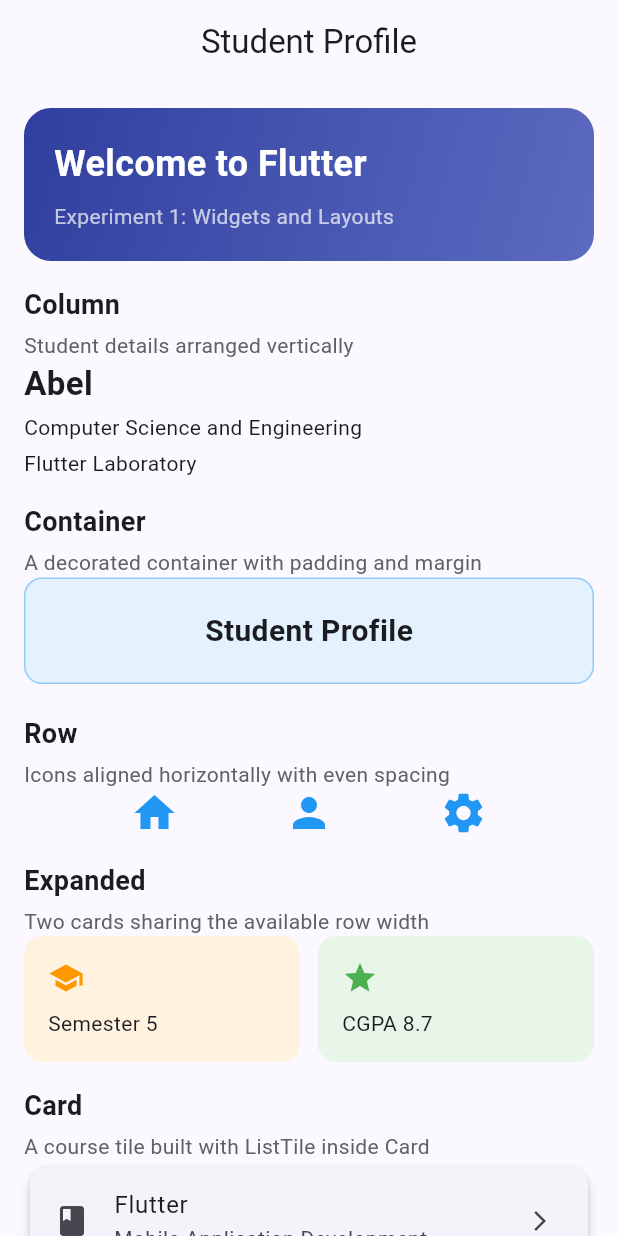
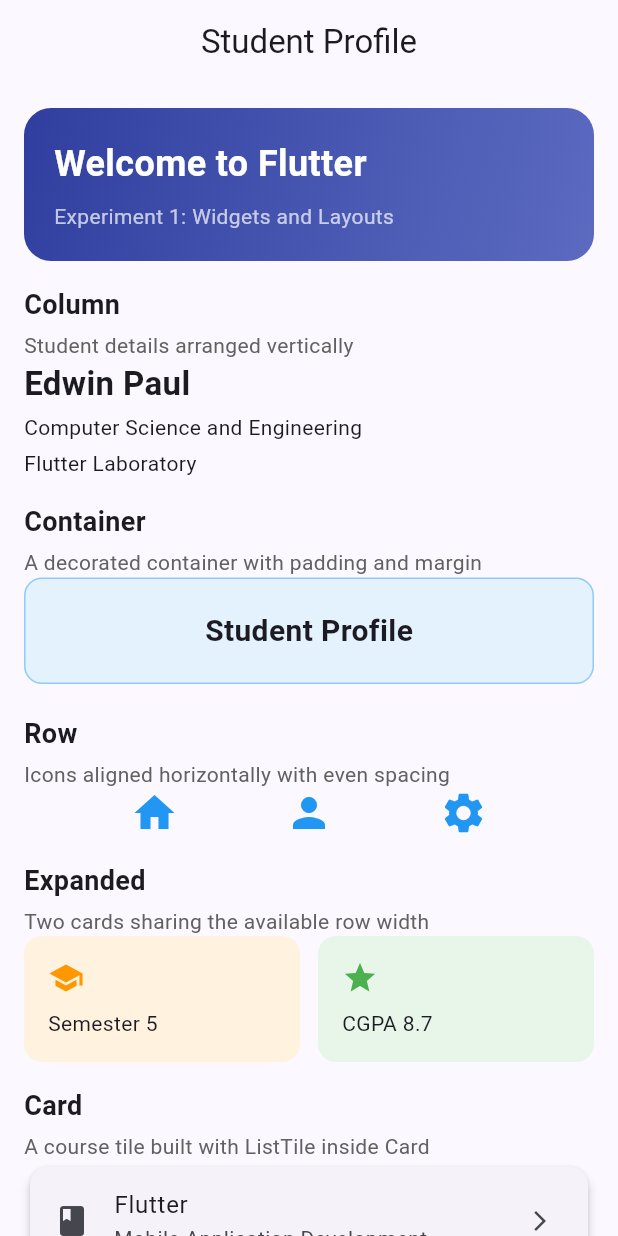
Before and after one commit to Edwin-0814/flutter_01, a Flutter app: the screen it shows after launch, on a phone screen of 412 x 824 dp. Run offline on Flutter 3.47's test engine with Material 3 defaults, Android fonts, the phone set to English and light mode, and no system bars.

Commit message:
Initial Flutter lab project

```diff
--- a/lib/main.dart
+++ b/lib/main.dart
@@ -161,7 +161,7 @@ class ProfileInfo extends StatelessWidget {
       crossAxisAlignment: CrossAxisAlignment.start,
       children: [
         Text(
-          'Abel',
+          'Edwin Paul',
           style: TextStyle(fontSize: 22, fontWeight: FontWeight.bold),
         ),
         SizedBox(height: 4),
```
Also changed, not shown: 1 other file.
